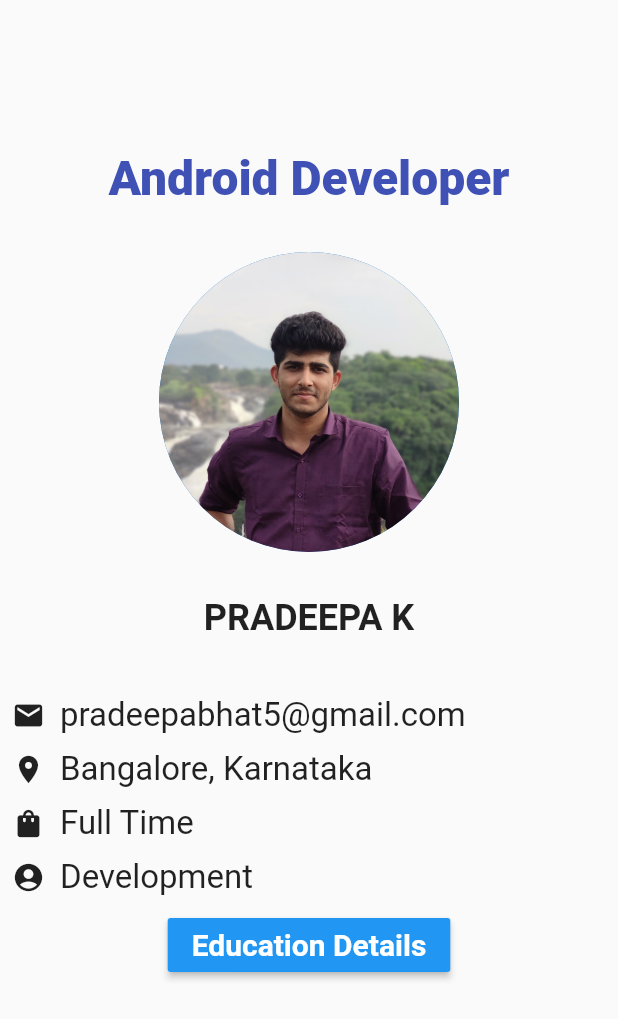
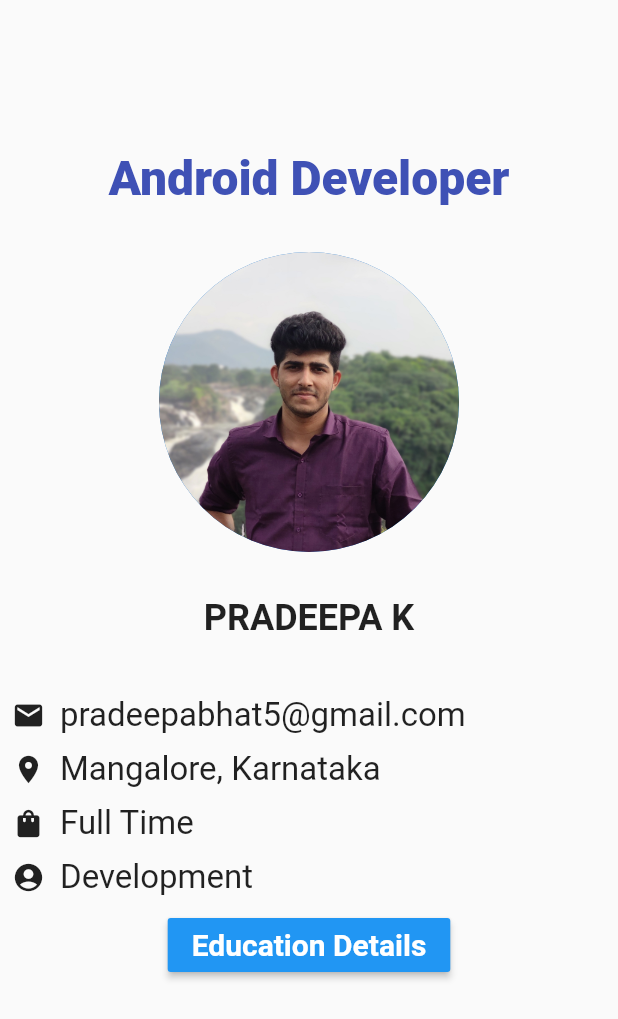
Before and after one commit to pradeepabhat/portfolio, a Flutter app: the screen it shows after launch, on a phone screen of 412 x 824 dp. Shown: the top 1019 px of the screen. Run offline on Flutter 3.47's test engine with Material 2 defaults, Android fonts, the phone set to English and light mode, and no system bars.

Commit message:
Update main.dart
Changed city as mangalore

```diff
--- a/lib/main.dart
+++ b/lib/main.dart
@@ -40,7 +40,7 @@ class Home extends StatelessWidget {
                   children: <Widget>[
                     Icon(Icons.location_on,size: 22,),
                     SizedBox(width: 10,),
-                    Text('Bangalore, Karnataka',style: TextStyle(fontSize: 22),),
+                    Text('Mangalore, Karnataka',style: TextStyle(fontSize: 22),),
                   ],
                 ),
                 SizedBox(height: 10,),
```
